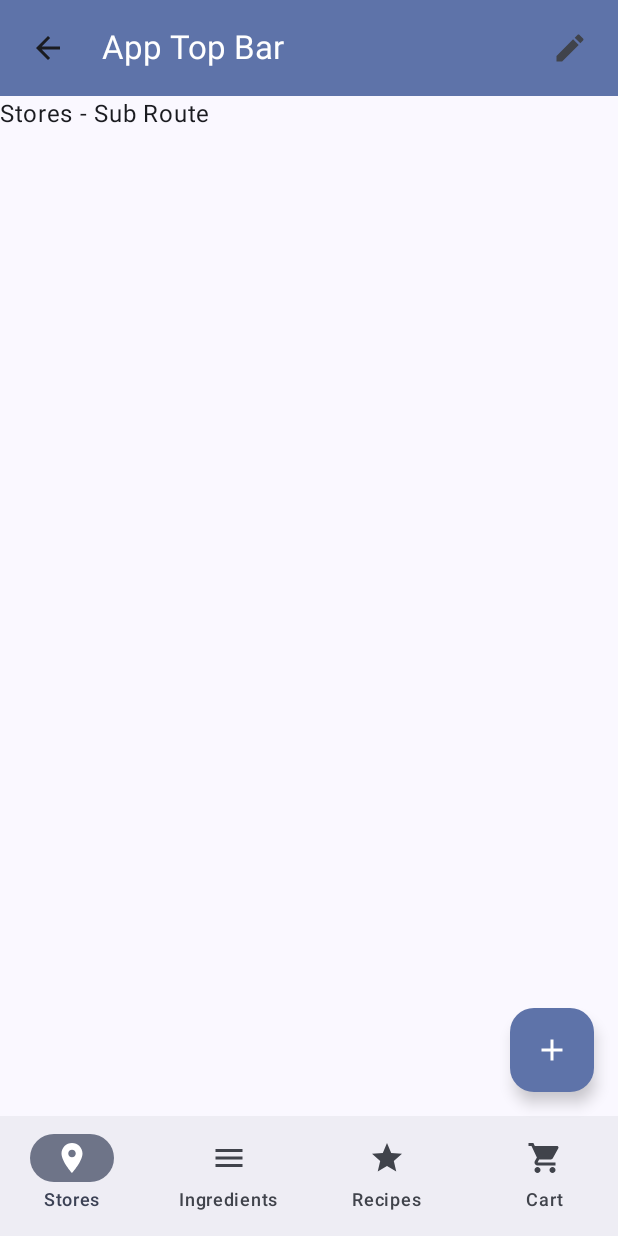
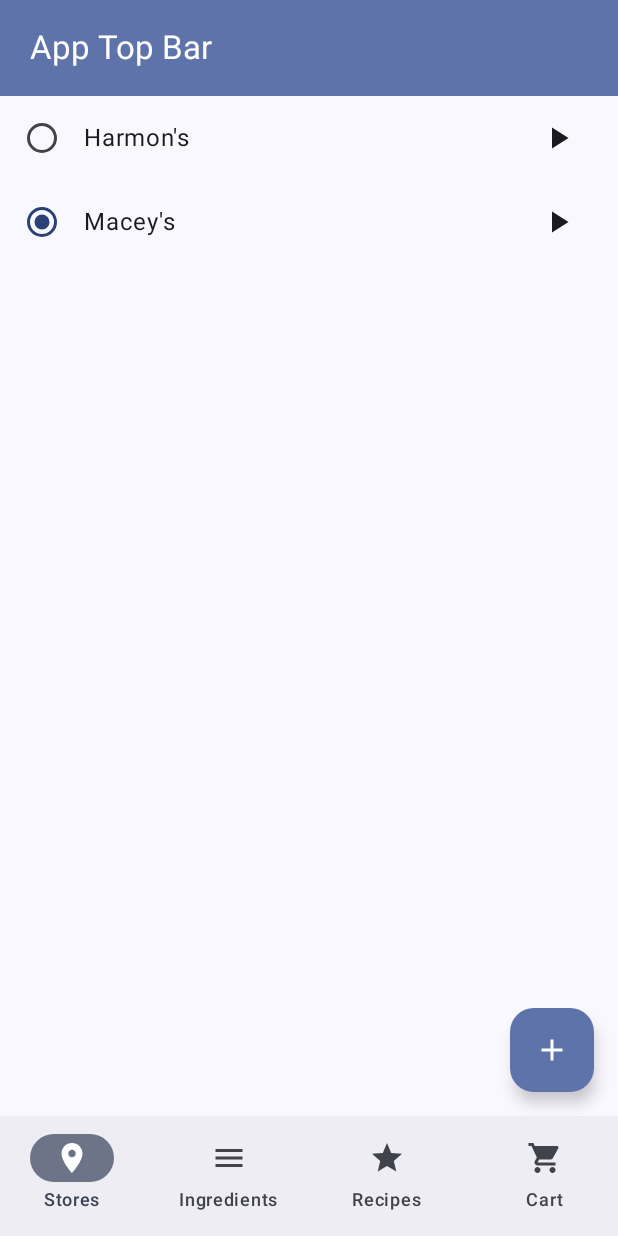
Before and after one commit to coldrifting/SIRL, an Android app built with Jetpack Compose: the screen it shows after launch (MainActivity), after a tap on "Add", on a phone screen of 412 x 824 dp. Run offline under Robolectric (Android 15) with nearby library versions, the phone set to English and light mode, and no system bars.

Commit message:
Aisle screen proof of concept and draggable list working

```diff
--- a/app/src/main/java/com/coldrifting/sirl/AppViewModel.kt
+++ b/app/src/main/java/com/coldrifting/sirl/AppViewModel.kt
@@ -3,14 +3,25 @@ package com.coldrifting.sirl
 import androidx.lifecycle.ViewModel
 import kotlinx.coroutines.flow.MutableStateFlow
 import kotlinx.coroutines.flow.asStateFlow
+import kotlinx.coroutines.flow.update
 
 class AppViewModel: ViewModel() {
 
-    private var _title = MutableStateFlow("App Top Bar")
-    var title = _title.asStateFlow()
+    private val _title = MutableStateFlow("App Top Bar")
+    val title = _title.asStateFlow()
 
-    private var _editAction = MutableStateFlow<(() -> Unit)?>(null)
-    var editAction = _editAction.asStateFlow()
+    private val _editAction = MutableStateFlow<(() -> Unit)?>(null)
+    val editAction = _editAction.asStateFlow()
+
+    private val _selectedStore = MutableStateFlow(-1)
+    val selectedStore = _selectedStore.asStateFlow()
+
+    private var idIndex = 2
+    private val _stores = MutableStateFlow(mapOf(Pair(0, "Macey's"), Pair(1,"Harmon's")))
+    val stores = _stores.asStateFlow()
+
+    private val _aisles = MutableStateFlow(mapOf(Pair(0, listOf("Aisle 1", "Bakery", "AAA", "Testing"))))
+    val aisles = _aisles.asStateFlow()
 
     fun setEditAction(editAction: () -> Unit) {
         _editAction.value = editAction
@@ -19,4 +30,71 @@ class AppViewModel: ViewModel() {
     fun setTitle(title: String) {
         _title.value = title
     }
+
+    fun getStore(id: Int): String? {
+        return _stores.value[id]
+    }
+
+    fun selectStore(id: Int) {
+        _selectedStore.value = id
+    }
+
+    fun addStore(name: String) {
+        _stores.update { oldVal ->
+            (oldVal + (idIndex++ to name))
+        }
+    }
+
+    fun deleteStore(id: Int) {
+        _stores.update { oldVal ->
+            (oldVal - id)
+        }
+    }
+
+    fun renameStore(id: Int, newName: String) {
+        _stores.update { oldVal ->
+            (oldVal + (id to newName))
+        }
+    }
+
+    fun swapAisles(id: Int, from: Int, to: Int) {
+        val aisles = _aisles.value[id] ?: return
+        _aisles.update {
+            _aisles.value + (id to aisles.toMutableList().apply{add(to, removeAt(from))})
+        }
+    }
+
+    fun addAisle(id: Int, aisleName: String) {
+        val aisles = _aisles.value[id] ?: return
+        if (aisles.contains(aisleName)) return
+        _aisles.update {
+            _aisles.value + (id to aisles.toMutableList().apply{add(aisleName)})
+        }
+    }
+
+    fun renameAisle(id: Int, index: Int, newAisleName: String) {
+        val aisles = _aisles.value[id] ?: return
+        if (aisles.contains(newAisleName)) return
+        for(i in aisles.indices) {
+            val x = aisles[i]
+            if (aisles[i].hashCode() == index) {
+                _aisles.update {
+                    _aisles.value + (id to aisles.toMutableList().apply { set(i, newAisleName) })
+                }
+                break
+            }
+        }
+    }
+
+    fun deleteAisle(id: Int, index: Int) {
+        val aisles = _aisles.value[id] ?: return
+        for(i in aisles.indices) {
+            if (aisles[i].hashCode() == index) {
+                _aisles.update {
+                    _aisles.value + (id to aisles.toMutableList().apply { removeAt(i) })
+                }
+                break
+            }
+        }
+    }
 }
--- a/app/src/main/java/com/coldrifting/sirl/MainActivity.kt
+++ b/app/src/main/java/com/coldrifting/sirl/MainActivity.kt
@@ -41,6 +41,10 @@ import androidx.navigation.compose.composable
 import androidx.navigation.compose.currentBackStackEntryAsState
 import androidx.navigation.compose.rememberNavController
 import androidx.navigation.navigation
+import androidx.navigation.toRoute
+import com.coldrifting.sirl.components.ListItem
+import com.coldrifting.sirl.screens.StoreAisleList
+import com.coldrifting.sirl.screens.StoreList
 import com.coldrifting.sirl.ui.theme.SIRLTheme
 import kotlinx.serialization.Serializable
 import kotlin.random.Random
@@ -49,10 +53,10 @@ import kotlin.random.Random
 object Stores
 
 @Serializable
-object StoresList
+object StoreList
 
 @Serializable
-data class StoresAisleList(val id: Int)
+data class StoreAisleList(val id: Int)
 
 @Serializable
 object Ingredients
@@ -89,9 +93,12 @@ class MainActivity : ComponentActivity() {
                     content = { innerPadding ->
                         Box(modifier = Modifier.padding(innerPadding)) {
                             NavHost(navController = navController, startDestination = Stores) {
-                                navigation<Stores>(startDestination = StoresList) {
-                                        composable<StoresList> { Text("Stores") }
-                                        composable<StoresAisleList> { Text("Stores - Sub Route") }
+                                navigation<Stores>(startDestination = StoreList) {
+                                    composable<StoreList> { StoreList(navController, viewModel) }
+                                    composable<StoreAisleList> { backStackEntry ->
+                                        val aisleList: StoreAisleList = backStackEntry.toRoute()
+
+                                        StoreAisleList(aisleList.id, viewModel) }
                                 }
                                 composable<Ingredients> { Text("Ingredients") }
                                 composable<Recipes> { Text("Recipes") }
@@ -168,8 +175,8 @@ fun NavBar(navController: NavHostController) {
 fun Fab(viewModel: AppViewModel, navController: NavHostController) {
     FloatingActionButton(
         onClick = {
-            viewModel.setEditAction { viewModel.setTitle("New Title") }
-            navController.navigate(StoresAisleList(3))
+            viewModel.addAisle(0, getStoreNameString())
+            //viewModel.addStore(getStoreNameString())
         }
     ) {
         Icon(Icons.Filled.Add, "Add")
--- /dev/null
+++ b/app/src/main/java/com/coldrifting/sirl/components/SwipeRadioButtonList.kt
@@ -0,0 +1,111 @@
+package com.coldrifting.sirl.components
+
+import androidx.compose.foundation.background
+import androidx.compose.foundation.layout.Row
+import androidx.compose.foundation.layout.Spacer
+import androidx.compose.foundation.layout.fillMaxWidth
+import androidx.compose.foundation.layout.height
+import androidx.compose.foundation.layout.padding
+import androidx.compose.foundation.lazy.LazyColumn
+import androidx.compose.foundation.lazy.items
+import androidx.compose.foundation.selection.selectable
+import androidx.compose.foundation.selection.selectableGroup
+import androidx.compose.material.icons.Icons
+import androidx.compose.material.icons.filled.Delete
+import androidx.compose.material.icons.filled.Edit
+import androidx.compose.material3.Icon
+import androidx.compose.material3.IconButton
+import androidx.compose.material3.MaterialTheme
+import androidx.compose.material3.RadioButton
+import androidx.compose.material3.Text
+import androidx.compose.runtime.Composable
+import androidx.compose.runtime.mutableIntStateOf
+import androidx.compose.runtime.remember
+import androidx.compose.ui.Alignment
+import androidx.compose.ui.Modifier
+import androidx.compose.ui.graphics.Color
+import androidx.compose.ui.graphics.vector.ImageVector
+import androidx.compose.ui.semantics.Role
+import androidx.compose.ui.unit.dp
+import com.coldrifting.sirl.ui.theme.DelColor
+import com.coldrifting.sirl.ui.theme.EditColor
+
+data class SwipeData(val action: (Int) -> Unit, val snapBack: Boolean = false)
+data class AuxButtonData(val action: (Int) -> Unit, val icon: ImageVector)
+data class ListItem(val id: Int, val text: String)
+
+@Composable
+fun SwipeRadioButtonList(
+    modifier: Modifier = Modifier,
+    listItems: List<ListItem>,
+    onSelect: ((Int) -> Unit)? = null,
+    auxButton: AuxButtonData? = null,
+    leftSwipe: SwipeData? = null,
+    rightSwipe: SwipeData? = null
+) {
+    val (selectedOption, onOptionSelected) = remember { mutableIntStateOf(0) }
+    val lastSwiped = remember { mutableIntStateOf(-1) }
+
+    // Note that Modifier.selectableGroup() is essential to ensure correct accessibility behavior
+    LazyColumn(
+        modifier.selectableGroup()
+    ) {
+        items(listItems.sortedBy { it.text }) { item ->
+            val leftAction = if (leftSwipe != null) SwipeTapAction(
+                Color.White,
+                EditColor,
+                Icons.Default.Edit,
+                { leftSwipe.action(item.id) },
+                leftSwipe.snapBack,
+                "Edit"
+            ) else null
+
+            val rightAction = if (rightSwipe != null) SwipeTapAction(
+                Color.White,
+                DelColor,
+                Icons.Default.Delete,
+                { rightSwipe.action(item.id) },
+                rightSwipe.snapBack,
+                "Delete"
+            ) else null
+
+            SwipeRevealItem(
+                index = item.id,
+                curIndex = lastSwiped,
+                leftAction = leftAction,
+                rightAction = rightAction
+            ) {
+                Row(
+                    Modifier
+                        .fillMaxWidth()
+                        .height(56.dp)
+                        .background(MaterialTheme.colorScheme.surface)
+                        .selectable(
+                            selected = (item.id == selectedOption),
+                            onClick = { onOptionSelected(item.id); onSelect?.invoke(item.id) },
+                            role = Role.RadioButton
+                        )
+                        .padding(horizontal = 16.dp),
+                    verticalAlignment = Alignment.CenterVertically
+                ) {
+                    RadioButton(
+                        selected = (item.id == selectedOption),
+                        onClick = null // null recommended for accessibility with screen readers
+                    )
+                    Text(
+                        text = item.text,
+                        style = MaterialTheme.typography.bodyLarge,
+                        modifier = Modifier.padding(start = 16.dp)
+                    )
+                    Spacer(Modifier.weight(1f))
+                    if (auxButton != null) {
+                        IconButton(onClick = { auxButton.action(item.id) })
+                        {
+                            Icon(auxButton.icon, "")
+                        }
+                    }
+                }
+            }
+        }
+    }
+}
--- /dev/null
+++ b/app/src/main/java/com/coldrifting/sirl/screens/StoreList.kt
@@ -0,0 +1,26 @@
+package com.coldrifting.sirl.screens
+
+import androidx.compose.material.icons.Icons
+import androidx.compose.material.icons.filled.PlayArrow
+import androidx.compose.runtime.Composable
+import androidx.compose.runtime.collectAsState
+import androidx.compose.runtime.getValue
+import androidx.navigation.NavHostController
+import com.coldrifting.sirl.AppViewModel
+import com.coldrifting.sirl.components.AuxButtonData
+import com.coldrifting.sirl.components.ListItem
+import com.coldrifting.sirl.StoreAisleList
+import com.coldrifting.sirl.components.SwipeData
+import com.coldrifting.sirl.components.SwipeRadioButtonList
+
+@Composable
+fun StoreList(navHostController: NavHostController, viewModel: AppViewModel) {
+    val storeList by viewModel.stores.collectAsState()
+    SwipeRadioButtonList(
+        listItems = storeList.map({ ListItem(it.key, it.value) }),
+        auxButton = AuxButtonData({navHostController.navigate(StoreAisleList(it))}, Icons.Filled.PlayArrow),
+        onSelect = viewModel::selectStore,
+        leftSwipe = SwipeData({viewModel.renameStore(it, "blah")}),
+        rightSwipe = SwipeData({viewModel.deleteStore(it)})
+    )
+}
```
Also changed, not shown: app/src/main/java/com/coldrifting/sirl/SwipeRadioButtonList.kt (deleted, +0 -142 lines), app/src/main/java/com/coldrifting/sirl/components/LazyColumnDragAndDrop.kt (renamed from app/src/main/java/com/coldrifting/sirl/LazyColumnDragAndDrop.kt, +8 -5 lines), app/src/main/java/com/coldrifting/sirl/components/SwipeReorderableList.kt (added, +142 -0 lines), app/src/main/java/com/coldrifting/sirl/components/SwipeRevealItem.kt (renamed from app/src/main/java/com/coldrifting/sirl/SwipeRevealItem.kt, +6 -8 lines), app/src/main/java/com/coldrifting/sirl/examples/SwipeRadioButtonListExample.kt (+7 -7 lines), app/src/main/java/com/coldrifting/sirl/examples/SwipeReorderableListExample.kt (+7 -5 lines), app/src/main/java/com/coldrifting/sirl/screens/StoreAisleList.kt (added, +45 -0 lines).
